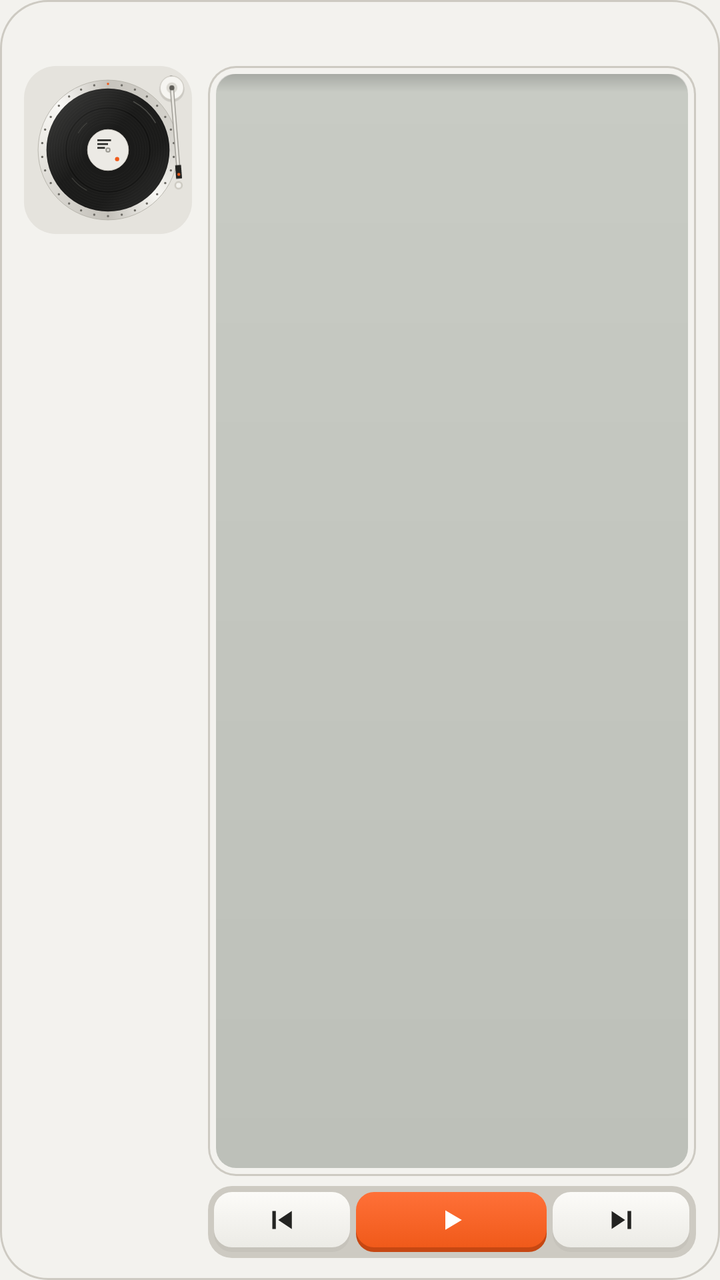
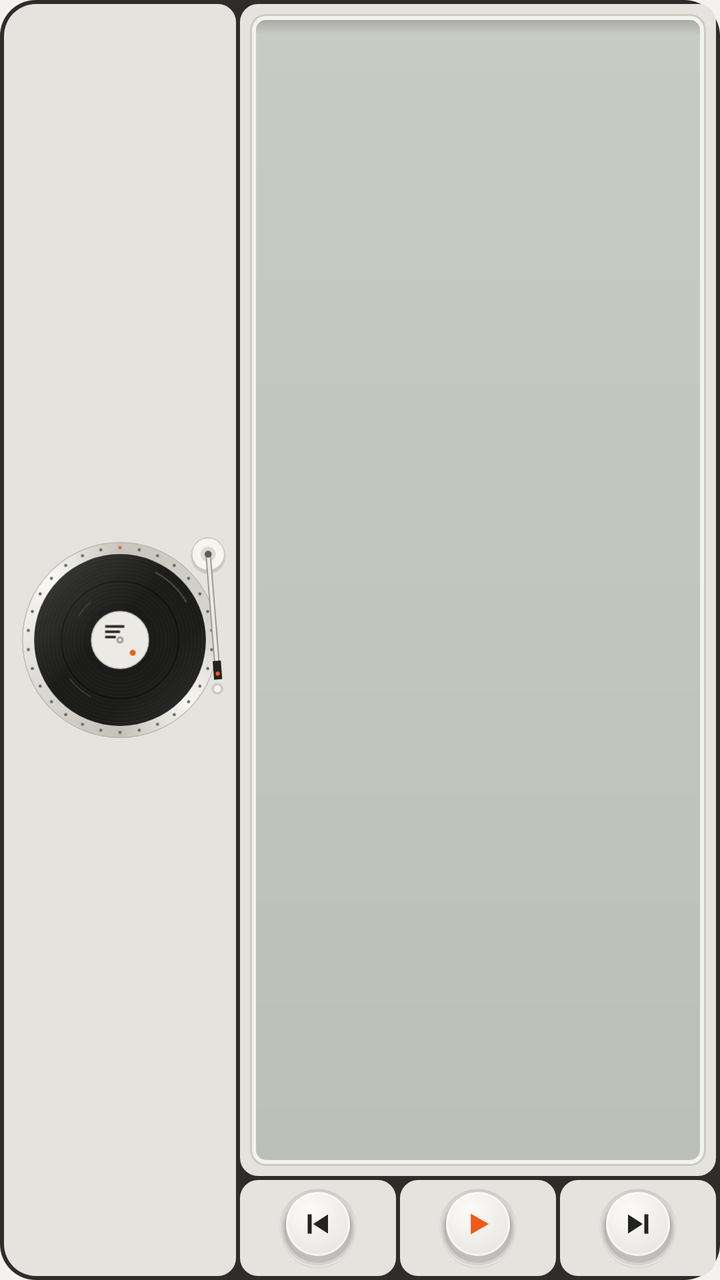

An Android layout rendered at two revisions. The XML below is the earlier revision; the diff shows what the commit changed to produce the second picture.
<!-- AndroidManifest.xml: application theme Theme.Klang -->
<!-- res/layout/widget_klang_paused.xml -->
<?xml version="1.0" encoding="utf-8"?>
<LinearLayout xmlns:android="http://schemas.android.com/apk/res/android"
    android:id="@+id/w_root"
    android:layout_width="match_parent"
    android:layout_height="match_parent"
    android:background="@drawable/w_bg_studio"
    android:orientation="vertical"
    android:paddingStart="12dp"
    android:paddingTop="9dp"
    android:paddingEnd="12dp"
    android:paddingBottom="11dp">

    <ImageView
        android:id="@+id/w_head"
        android:layout_width="match_parent"
        android:layout_height="18dp"
        android:scaleType="fitStart"
        android:contentDescription="Klang turntable" />

    <LinearLayout
        android:layout_width="match_parent"
        android:layout_height="0dp"
        android:layout_marginTop="6dp"
        android:layout_weight="1"
        android:orientation="horizontal">

        <FrameLayout
            android:id="@+id/w_deck"
            android:layout_width="84dp"
            android:layout_height="84dp"
            android:background="@drawable/w_tile_studio">
            <ImageView android:layout_width="match_parent" android:layout_height="match_parent" android:scaleType="fitCenter" android:importantForAccessibility="no" android:padding="4dp" android:src="@drawable/w_disc_r00"/>
            <ImageView android:layout_width="match_parent" android:layout_height="match_parent" android:scaleType="fitCenter" android:importantForAccessibility="no" android:padding="4dp" android:src="@drawable/w_disc_light"/>
            <ImageView android:layout_width="match_parent" android:layout_height="match_parent" android:scaleType="fitCenter" android:importantForAccessibility="no" android:src="@drawable/w_arm_rest"/>
            <ImageView android:layout_width="match_parent" android:layout_height="match_parent" android:scaleType="fitCenter" android:importantForAccessibility="no" android:src="@drawable/w_arm_off"/>
        </FrameLayout>

        <LinearLayout
            android:layout_width="0dp"
            android:layout_height="match_parent"
            android:layout_marginStart="8dp"
            android:layout_weight="1"
            android:orientation="vertical">

            <FrameLayout
                android:id="@+id/w_info"
                android:layout_width="match_parent"
                android:layout_height="0dp"
                android:layout_weight="1"
                android:background="@drawable/w_lcd_studio"
                android:paddingStart="14dp"
                android:paddingTop="5dp"
                android:paddingEnd="12dp"
                android:paddingBottom="5dp">
                <ImageView
                    android:id="@+id/w_text"
                    android:layout_width="match_parent"
                    android:layout_height="match_parent"
                    android:scaleType="fitStart" />
            </FrameLayout>

            <LinearLayout
                android:id="@+id/w_track"
                android:layout_width="match_parent"
                android:layout_height="36dp"
                android:layout_marginTop="5dp"
                android:background="@drawable/w_track_studio"
                android:orientation="horizontal"
                android:padding="3dp">
                <ImageView android:id="@+id/w_prev" android:layout_width="0dp" android:layout_height="match_parent" android:layout_weight="1"
                    android:background="@drawable/w_key_studio" android:contentDescription="Previous" android:paddingBottom="2dp" android:scaleType="center" android:src="@drawable/w_ic_prev" />
                <ImageView android:id="@+id/w_play" android:layout_width="0dp" android:layout_height="match_parent" android:layout_weight="1.4"
                    android:layout_marginStart="3dp" android:layout_marginEnd="3dp"
                    android:background="@drawable/w_key_orange" android:contentDescription="Play" android:paddingBottom="2dp" android:scaleType="center"
                    android:src="@drawable/w_ic_play_white" />
                <ImageView android:id="@+id/w_next" android:layout_width="0dp" android:layout_height="match_parent" android:layout_weight="1"
                    android:background="@drawable/w_key_studio" android:contentDescription="Next" android:paddingBottom="2dp" android:scaleType="center" android:src="@drawable/w_ic_next" />
            </LinearLayout>
        </LinearLayout>
    </LinearLayout>
</LinearLayout>
<!-- resources referenced by this layout -->
<resources>
  <!-- drawable w_bg_studio (drawable) -->
  <layer-list xmlns:android="http://schemas.android.com/apk/res/android">
  <item><shape><corners android:radius="24dp"/><solid android:color="#CDCAC2"/></shape></item>
  <item android:left="1dp" android:top="1dp" android:right="1dp" android:bottom="1dp"><shape><corners android:radius="23dp"/><solid android:color="#F3F2EE"/></shape></item>
  </layer-list>
  <!-- drawable w_ic_next (drawable) -->
  <vector xmlns:android="http://schemas.android.com/apk/res/android" android:width="18dp" android:height="18dp" android:viewportWidth="24" android:viewportHeight="24">
  <path android:pathData="M16.1,6 h2.4 v12 h-2.4 z M5.5,6 L14.5,12 L5.5,18 Z" android:fillColor="#232321"/>
  </vector>
  <!-- drawable w_ic_play_white (drawable) -->
  <vector xmlns:android="http://schemas.android.com/apk/res/android" android:width="18dp" android:height="18dp" android:viewportWidth="24" android:viewportHeight="24">
  <path android:pathData="M8,5.5 L19,12 L8,18.5 Z" android:fillColor="#FFFFFF"/>
  </vector>
  <!-- drawable w_ic_prev (drawable) -->
  <vector xmlns:android="http://schemas.android.com/apk/res/android" android:width="18dp" android:height="18dp" android:viewportWidth="24" android:viewportHeight="24">
  <path android:pathData="M5.5,6 h2.4 v12 h-2.4 z M18.5,6 L9.5,12 L18.5,18 Z" android:fillColor="#232321"/>
  </vector>
  <!-- drawable w_key_orange (drawable) -->
  <selector xmlns:android="http://schemas.android.com/apk/res/android">
  <item android:state_pressed="true"><layer-list xmlns:android="http://schemas.android.com/apk/res/android">
  <item android:top="3dp"><shape><corners android:radius="9dp"/><solid android:color="#C64712"/></shape></item>
  <item android:top="1.5dp" android:bottom="2.5dp"><shape><corners android:radius="9dp"/><gradient android:angle="270" android:startColor="#FF7038" android:endColor="#F05A1A"/></shape></item>
  </layer-list></item>
  <item><layer-list xmlns:android="http://schemas.android.com/apk/res/android">
  <item android:top="3dp"><shape><corners android:radius="9dp"/><solid android:color="#C64712"/></shape></item>
  <item android:top="0dp" android:bottom="2.5dp"><shape><corners android:radius="9dp"/><gradient android:angle="270" android:startColor="#FF7038" android:endColor="#F05A1A"/></shape></item>
  </layer-list></item>
  </selector>
  <!-- drawable w_key_studio (drawable) -->
  <selector xmlns:android="http://schemas.android.com/apk/res/android">
  <item android:state_pressed="true"><layer-list xmlns:android="http://schemas.android.com/apk/res/android">
  <item android:top="3dp"><shape><corners android:radius="9dp"/><solid android:color="#C6C3BB"/></shape></item>
  <item android:top="1.5dp" android:bottom="2.5dp"><shape><corners android:radius="9dp"/><gradient android:angle="270" android:startColor="#FCFBF8" android:endColor="#ECEBE6"/></shape></item>
  </layer-list></item>
  <item><layer-list xmlns:android="http://schemas.android.com/apk/res/android">
  <item android:top="3dp"><shape><corners android:radius="9dp"/><solid android:color="#C6C3BB"/></shape></item>
  <item android:top="0dp" android:bottom="2.5dp"><shape><corners android:radius="9dp"/><gradient android:angle="270" android:startColor="#FCFBF8" android:endColor="#ECEBE6"/></shape></item>
  </layer-list></item>
  </selector>
  <!-- drawable w_lcd_studio (drawable) -->
  <layer-list xmlns:android="http://schemas.android.com/apk/res/android">
  <item><shape><corners android:radius="14dp"/><solid android:color="#CDCAC2"/></shape></item>
  <item android:left="1dp" android:top="1dp" android:right="1dp" android:bottom="1dp"><shape><corners android:radius="13dp"/><solid android:color="#F3F2EE"/></shape></item>
  <item android:left="4dp" android:top="4dp" android:right="4dp" android:bottom="4dp"><shape><corners android:radius="10dp"/><gradient android:angle="270" android:startColor="#C8CBC4" android:endColor="#BDC0B9"/></shape></item>
  <item android:left="4dp" android:top="4dp" android:right="4dp" android:height="9dp" android:gravity="top|fill_horizontal"><shape><corners android:topLeftRadius="10dp" android:topRightRadius="10dp"/><gradient android:angle="270" android:startColor="#29000000" android:endColor="#00000000"/></shape></item>
  </layer-list>
  <!-- drawable w_tile_studio (drawable) -->
  <shape xmlns:android="http://schemas.android.com/apk/res/android"><corners android:radius="16dp"/><solid android:color="#E5E3DD"/></shape>
  <!-- drawable w_track_studio (drawable) -->
  <shape xmlns:android="http://schemas.android.com/apk/res/android"><corners android:radius="12dp"/><solid android:color="#CDCAC2"/></shape>
  <!-- unchanged entries left out for length: 7 -->
</resources>

<!-- the commit's change to res/layout/widget_klang_paused.xml (unified diff, before → after) -->
@@ -4,53 +4,42 @@
     android:layout_width="match_parent"
     android:layout_height="match_parent"
     android:background="@drawable/w_bg_studio"
-    android:orientation="vertical"
-    android:paddingStart="12dp"
-    android:paddingTop="9dp"
-    android:paddingEnd="12dp"
-    android:paddingBottom="11dp">
+    android:orientation="horizontal"
+    android:padding="2dp">
 
-    <ImageView
-        android:id="@+id/w_head"
-        android:layout_width="match_parent"
-        android:layout_height="18dp"
-        android:scaleType="fitStart"
-        android:contentDescription="Klang turntable" />
+    <FrameLayout
+        android:id="@+id/w_deck"
+        android:layout_width="116dp"
+        android:layout_height="match_parent"
+        android:background="@drawable/w_cell_studio_tl">
+            <ImageView android:layout_width="match_parent" android:layout_height="match_parent" android:scaleType="fitCenter" android:importantForAccessibility="no" android:padding="5dp" android:src="@drawable/w_disc_r00"/>
+        <ImageView android:layout_width="match_parent" android:layout_height="match_parent" android:scaleType="fitCenter" android:importantForAccessibility="no" android:padding="5dp" android:src="@drawable/w_disc_light"/>
+        <ImageView android:layout_width="match_parent" android:layout_height="match_parent" android:scaleType="fitCenter" android:importantForAccessibility="no" android:src="@drawable/w_arm_rest"/>
+        <ImageView android:layout_width="match_parent" android:layout_height="match_parent" android:scaleType="fitCenter" android:importantForAccessibility="no" android:src="@drawable/w_arm_off"/>
+    </FrameLayout>
 
     <LinearLayout
-        android:layout_width="match_parent"
-        android:layout_height="0dp"
-        android:layout_marginTop="6dp"
+        android:layout_width="0dp"
+        android:layout_height="match_parent"
+        android:layout_marginStart="2dp"
         android:layout_weight="1"
-        android:orientation="horizontal">
+        android:orientation="vertical">
 
         <FrameLayout
-            android:id="@+id/w_deck"
-            android:layout_width="84dp"
-            android:layout_height="84dp"
-            android:background="@drawable/w_tile_studio">
-            <ImageView android:layout_width="match_parent" android:layout_height="match_parent" android:scaleType="fitCenter" android:importantForAccessibility="no" android:padding="4dp" android:src="@drawable/w_disc_r00"/>
-            <ImageView android:layout_width="match_parent" android:layout_height="match_parent" android:scaleType="fitCenter" android:importantForAccessibility="no" android:padding="4dp" android:src="@drawable/w_disc_light"/>
-            <ImageView android:layout_width="match_parent" android:layout_height="match_parent" android:scaleType="fitCenter" android:importantForAccessibility="no" android:src="@drawable/w_arm_rest"/>
-            <ImageView android:layout_width="match_parent" android:layout_height="match_parent" android:scaleType="fitCenter" android:importantForAccessibility="no" android:src="@drawable/w_arm_off"/>
-        </FrameLayout>
-
-        <LinearLayout
-            android:layout_width="0dp"
-            android:layout_height="match_parent"
-            android:layout_marginStart="8dp"
+            android:id="@+id/w_lcdcell"
+            android:layout_width="match_parent"
+            android:layout_height="0dp"
             android:layout_weight="1"
-            android:orientation="vertical">
-
+            android:background="@drawable/w_cell_studio"
+            android:padding="5dp">
             <FrameLayout
                 android:id="@+id/w_info"
                 android:layout_width="match_parent"
-                android:layout_height="0dp"
-                android:layout_weight="1"
+                android:layout_height="match_parent"
                 android:background="@drawable/w_lcd_studio"
-                android:paddingStart="14dp"
+                android:paddingStart="10dp"
                 android:paddingTop="5dp"
-                android:paddingEnd="12dp"
+                android:paddingEnd="8dp"
                 android:paddingBottom="5dp">
                 <ImageView
                     android:id="@+id/w_text"
@@ -58,24 +47,20 @@
                     android:layout_height="match_parent"
                     android:scaleType="fitStart" />
             </FrameLayout>
+        </FrameLayout>
 
-            <LinearLayout
-                android:id="@+id/w_track"
-                android:layout_width="match_parent"
-                android:layout_height="36dp"
-                android:layout_marginTop="5dp"
-                android:background="@drawable/w_track_studio"
-                android:orientation="horizontal"
-                android:padding="3dp">
-                <ImageView android:id="@+id/w_prev" android:layout_width="0dp" android:layout_height="match_parent" android:layout_weight="1"
-                    android:background="@drawable/w_key_studio" android:contentDescription="Previous" android:paddingBottom="2dp" android:scaleType="center" android:src="@drawable/w_ic_prev" />
-                <ImageView android:id="@+id/w_play" android:layout_width="0dp" android:layout_height="match_parent" android:layout_weight="1.4"
-                    android:layout_marginStart="3dp" android:layout_marginEnd="3dp"
-                    android:background="@drawable/w_key_orange" android:contentDescription="Play" android:paddingBottom="2dp" android:scaleType="center"
-                    android:src="@drawable/w_ic_play_white" />
-                <ImageView android:id="@+id/w_next" android:layout_width="0dp" android:layout_height="match_parent" android:layout_weight="1"
-                    android:background="@drawable/w_key_studio" android:contentDescription="Next" android:paddingBottom="2dp" android:scaleType="center" android:src="@drawable/w_ic_next" />
-            </LinearLayout>
+        <LinearLayout
+            android:id="@+id/w_keys"
+            android:layout_width="match_parent"
+            android:layout_height="48dp"
+            android:layout_marginTop="2dp"
+            android:orientation="horizontal">
+                <ImageView android:id="@+id/w_prev" android:layout_width="0dp" android:layout_height="match_parent" android:layout_weight="1" 
+                    android:background="@drawable/w_cell_studio" android:contentDescription="Previous" android:scaleType="center" android:src="@drawable/w_cap_prev_light" />
+                <ImageView android:id="@+id/w_play" android:layout_width="0dp" android:layout_height="match_parent" android:layout_weight="1" android:layout_marginStart="2dp" android:layout_marginEnd="2dp"
+                    android:background="@drawable/w_cell_studio" android:contentDescription="Play" android:scaleType="center" android:src="@drawable/w_cap_play_light" />
+                <ImageView android:id="@+id/w_next" android:layout_width="0dp" android:layout_height="match_parent" android:layout_weight="1" 
+                    android:background="@drawable/w_cell_studio" android:contentDescription="Next" android:scaleType="center" android:src="@drawable/w_cap_next_light" />
         </LinearLayout>
     </LinearLayout>
 </LinearLayout>
<!-- resource entries referenced after the edit -->
@@ -1,55 +1,99 @@
 <!-- resources referenced by this layout -->
 <resources>
   <!-- drawable w_bg_studio (drawable) -->
-  <layer-list xmlns:android="http://schemas.android.com/apk/res/android">
-  <item><shape><corners android:radius="24dp"/><solid android:color="#CDCAC2"/></shape></item>
-  <item android:left="1dp" android:top="1dp" android:right="1dp" android:bottom="1dp"><shape><corners android:radius="23dp"/><solid android:color="#F3F2EE"/></shape></item>
-  </layer-list>
-  <!-- drawable w_ic_next (drawable) -->
-  <vector xmlns:android="http://schemas.android.com/apk/res/android" android:width="18dp" android:height="18dp" android:viewportWidth="24" android:viewportHeight="24">
-  <path android:pathData="M16.1,6 h2.4 v12 h-2.4 z M5.5,6 L14.5,12 L5.5,18 Z" android:fillColor="#232321"/>
-  </vector>
-  <!-- drawable w_ic_play_white (drawable) -->
-  <vector xmlns:android="http://schemas.android.com/apk/res/android" android:width="18dp" android:height="18dp" android:viewportWidth="24" android:viewportHeight="24">
-  <path android:pathData="M8,5.5 L19,12 L8,18.5 Z" android:fillColor="#FFFFFF"/>
-  </vector>
-  <!-- drawable w_ic_prev (drawable) -->
-  <vector xmlns:android="http://schemas.android.com/apk/res/android" android:width="18dp" android:height="18dp" android:viewportWidth="24" android:viewportHeight="24">
-  <path android:pathData="M5.5,6 h2.4 v12 h-2.4 z M18.5,6 L9.5,12 L18.5,18 Z" android:fillColor="#232321"/>
-  </vector>
-  <!-- drawable w_key_orange (drawable) -->
+  <shape xmlns:android="http://schemas.android.com/apk/res/android"><corners android:radius="18dp"/><solid android:color="#2E2D2A"/></shape>
+  <!-- drawable w_cap_next_light (drawable) -->
   <selector xmlns:android="http://schemas.android.com/apk/res/android">
-  <item android:state_pressed="true"><layer-list xmlns:android="http://schemas.android.com/apk/res/android">
-  <item android:top="3dp"><shape><corners android:radius="9dp"/><solid android:color="#C64712"/></shape></item>
-  <item android:top="1.5dp" android:bottom="2.5dp"><shape><corners android:radius="9dp"/><gradient android:angle="270" android:startColor="#FF7038" android:endColor="#F05A1A"/></shape></item>
-  </layer-list></item>
-  <item><layer-list xmlns:android="http://schemas.android.com/apk/res/android">
-  <item android:top="3dp"><shape><corners android:radius="9dp"/><solid android:color="#C64712"/></shape></item>
-  <item android:top="0dp" android:bottom="2.5dp"><shape><corners android:radius="9dp"/><gradient android:angle="270" android:startColor="#FF7038" android:endColor="#F05A1A"/></shape></item>
-  </layer-list></item>
+  <item android:state_pressed="true" android:drawable="@drawable/w_cap_next_light_p"/>
+  <item android:drawable="@drawable/w_cap_next_light_n"/>
   </selector>
-  <!-- drawable w_key_studio (drawable) -->
+  <!-- drawable w_cap_play_light (drawable) -->
   <selector xmlns:android="http://schemas.android.com/apk/res/android">
-  <item android:state_pressed="true"><layer-list xmlns:android="http://schemas.android.com/apk/res/android">
-  <item android:top="3dp"><shape><corners android:radius="9dp"/><solid android:color="#C6C3BB"/></shape></item>
-  <item android:top="1.5dp" android:bottom="2.5dp"><shape><corners android:radius="9dp"/><gradient android:angle="270" android:startColor="#FCFBF8" android:endColor="#ECEBE6"/></shape></item>
-  </layer-list></item>
-  <item><layer-list xmlns:android="http://schemas.android.com/apk/res/android">
-  <item android:top="3dp"><shape><corners android:radius="9dp"/><solid android:color="#C6C3BB"/></shape></item>
-  <item android:top="0dp" android:bottom="2.5dp"><shape><corners android:radius="9dp"/><gradient android:angle="270" android:startColor="#FCFBF8" android:endColor="#ECEBE6"/></shape></item>
-  </layer-list></item>
+  <item android:state_pressed="true" android:drawable="@drawable/w_cap_play_light_p"/>
+  <item android:drawable="@drawable/w_cap_play_light_n"/>
   </selector>
+  <!-- drawable w_cap_prev_light (drawable) -->
+  <selector xmlns:android="http://schemas.android.com/apk/res/android">
+  <item android:state_pressed="true" android:drawable="@drawable/w_cap_prev_light_p"/>
+  <item android:drawable="@drawable/w_cap_prev_light_n"/>
+  </selector>
+  <!-- drawable w_cell_studio (drawable) -->
+  <shape xmlns:android="http://schemas.android.com/apk/res/android"><corners android:radius="9dp"/><solid android:color="#E5E3DD"/></shape>
+  <!-- drawable w_cell_studio_tl (drawable) -->
+  <shape xmlns:android="http://schemas.android.com/apk/res/android"><corners android:topLeftRadius="16dp" android:bottomLeftRadius="16dp" android:topRightRadius="9dp" android:bottomRightRadius="9dp"/><solid android:color="#E5E3DD"/></shape>
   <!-- drawable w_lcd_studio (drawable) -->
   <layer-list xmlns:android="http://schemas.android.com/apk/res/android">
-  <item><shape><corners android:radius="14dp"/><solid android:color="#CDCAC2"/></shape></item>
-  <item android:left="1dp" android:top="1dp" android:right="1dp" android:bottom="1dp"><shape><corners android:radius="13dp"/><solid android:color="#F3F2EE"/></shape></item>
-  <item android:left="4dp" android:top="4dp" android:right="4dp" android:bottom="4dp"><shape><corners android:radius="10dp"/><gradient android:angle="270" android:startColor="#C8CBC4" android:endColor="#BDC0B9"/></shape></item>
-  <item android:left="4dp" android:top="4dp" android:right="4dp" android:height="9dp" android:gravity="top|fill_horizontal"><shape><corners android:topLeftRadius="10dp" android:topRightRadius="10dp"/><gradient android:angle="270" android:startColor="#29000000" android:endColor="#00000000"/></shape></item>
+  <item><shape><corners android:radius="8dp"/><solid android:color="#CDCAC2"/></shape></item>
+  <item android:left="1dp" android:top="1dp" android:right="1dp" android:bottom="1dp"><shape><corners android:radius="7dp"/><solid android:color="#F3F2EE"/></shape></item>
+  <item android:left="3dp" android:top="3dp" android:right="3dp" android:bottom="3dp"><shape><corners android:radius="5dp"/><gradient android:angle="270" android:startColor="#C8CBC4" android:endColor="#BDC0B9"/></shape></item>
+  <item android:left="3dp" android:top="3dp" android:right="3dp" android:height="7dp" android:gravity="top|fill_horizontal"><shape><corners android:topLeftRadius="5dp" android:topRightRadius="5dp"/><gradient android:angle="270" android:startColor="#29000000" android:endColor="#00000000"/></shape></item>
   </layer-list>
-  <!-- drawable w_tile_studio (drawable) -->
-  <shape xmlns:android="http://schemas.android.com/apk/res/android"><corners android:radius="16dp"/><solid android:color="#E5E3DD"/></shape>
-  <!-- drawable w_track_studio (drawable) -->
-  <shape xmlns:android="http://schemas.android.com/apk/res/android"><corners android:radius="12dp"/><solid android:color="#CDCAC2"/></shape>
+  <!-- drawable w_cap_next_light_p (drawable) -->
+  <vector xmlns:android="http://schemas.android.com/apk/res/android" xmlns:aapt="http://schemas.android.com/aapt" android:width="44dp" android:height="44dp" android:viewportWidth="44" android:viewportHeight="44">
+  <path android:pathData="M2.50,22.00 a19.5,19.5 0 1,1 39.0,0 a19.5,19.5 0 1,1 -39.0,0"><aapt:attr name="android:fillColor"><gradient android:type="linear" android:startX="22" android:startY="2" android:endX="22" android:endY="42"><item android:offset="0" android:color="#1A000000"/><item android:offset="1" android:color="#80FFFFFF"/></gradient></aapt:attr></path>
+  <path android:pathData="M3.30,23.10 a18.7,18.7 0 1,1 37.4,0 a18.7,18.7 0 1,1 -37.4,0" android:fillColor="#0C000000"/>
+  <path android:pathData="M4.20,22.60 a17.8,17.8 0 1,1 35.6,0 a17.8,17.8 0 1,1 -35.6,0" android:fillColor="#12000000"/>
+  <path android:pathData="M5.10,22.10 a16.9,16.9 0 1,1 33.8,0 a16.9,16.9 0 1,1 -33.8,0" android:fillColor="#18000000"/>
+  <path android:pathData="M6.00,22.10 a16,16 0 1,1 32,0 a16,16 0 1,1 -32,0" android:fillColor="#C2BFB7"/>
+  <path android:pathData="M6.00,21.00 a16,16 0 1,1 32,0 a16,16 0 1,1 -32,0"><aapt:attr name="android:fillColor"><gradient android:type="radial" android:centerX="18" android:centerY="14.0" android:gradientRadius="24"><item android:offset="0" android:color="#FCFBF8"/><item android:offset="1" android:color="#E8E7E2"/></gradient></aapt:attr></path>
+  <path android:pathData="M6.60,21.00 a15.4,15.4 0 1,1 30.8,0 a15.4,15.4 0 1,1 -30.8,0" android:strokeColor="#B3FFFFFF" android:strokeWidth="0.8"/>
+  <path android:pathData="M25.20,16.20 h2 v9.6 h-2 z M17.00,16.20 L24.40,21.00 L17.00,25.80 Z" android:fillColor="#232321"/>
+  </vector>
+  <!-- drawable w_cap_next_light_n (drawable) -->
+  <vector xmlns:android="http://schemas.android.com/apk/res/android" xmlns:aapt="http://schemas.android.com/aapt" android:width="44dp" android:height="44dp" android:viewportWidth="44" android:viewportHeight="44">
+  <path android:pathData="M2.50,22.00 a19.5,19.5 0 1,1 39.0,0 a19.5,19.5 0 1,1 -39.0,0"><aapt:attr name="android:fillColor"><gradient android:type="linear" android:startX="22" android:startY="2" android:endX="22" android:endY="42"><item android:offset="0" android:color="#1A000000"/><item android:offset="1" android:color="#80FFFFFF"/></gradient></aapt:attr></path>
+  <path android:pathData="M3.30,23.50 a18.7,18.7 0 1,1 37.4,0 a18.7,18.7 0 1,1 -37.4,0" android:fillColor="#0C000000"/>
+  <path android:pathData="M4.20,23.00 a17.8,17.8 0 1,1 35.6,0 a17.8,17.8 0 1,1 -35.6,0" android:fillColor="#12000000"/>
+  <path android:pathData="M5.10,22.50 a16.9,16.9 0 1,1 33.8,0 a16.9,16.9 0 1,1 -33.8,0" android:fillColor="#18000000"/>
+  <path android:pathData="M6.00,21.10 a16,16 0 1,1 32,0 a16,16 0 1,1 -32,0" android:fillColor="#C2BFB7"/>
+  <path android:pathData="M6.00,20.00 a16,16 0 1,1 32,0 a16,16 0 1,1 -32,0"><aapt:attr name="android:fillColor"><gradient android:type="radial" android:centerX="18" android:centerY="13.0" android:gradientRadius="24"><item android:offset="0" android:color="#FCFBF8"/><item android:offset="1" android:color="#E8E7E2"/></gradient></aapt:attr></path>
+  <path android:pathData="M6.60,20.00 a15.4,15.4 0 1,1 30.8,0 a15.4,15.4 0 1,1 -30.8,0" android:strokeColor="#B3FFFFFF" android:strokeWidth="0.8"/>
+  <path android:pathData="M25.20,15.20 h2 v9.6 h-2 z M17.00,15.20 L24.40,20.00 L17.00,24.80 Z" android:fillColor="#232321"/>
+  </vector>
+  <!-- drawable w_cap_play_light_p (drawable) -->
+  <vector xmlns:android="http://schemas.android.com/apk/res/android" xmlns:aapt="http://schemas.android.com/aapt" android:width="44dp" android:height="44dp" android:viewportWidth="44" android:viewportHeight="44">
+  <path android:pathData="M2.50,22.00 a19.5,19.5 0 1,1 39.0,0 a19.5,19.5 0 1,1 -39.0,0"><aapt:attr name="android:fillColor"><gradient android:type="linear" android:startX="22" android:startY="2" android:endX="22" android:endY="42"><item android:offset="0" android:color="#1A000000"/><item android:offset="1" android:color="#80FFFFFF"/></gradient></aapt:attr></path>
+  <path android:pathData="M3.30,23.10 a18.7,18.7 0 1,1 37.4,0 a18.7,18.7 0 1,1 -37.4,0" android:fillColor="#0C000000"/>
+  <path android:pathData="M4.20,22.60 a17.8,17.8 0 1,1 35.6,0 a17.8,17.8 0 1,1 -35.6,0" android:fillColor="#12000000"/>
+  <path android:pathData="M5.10,22.10 a16.9,16.9 0 1,1 33.8,0 a16.9,16.9 0 1,1 -33.8,0" android:fillColor="#18000000"/>
+  <path android:pathData="M6.00,22.10 a16,16 0 1,1 32,0 a16,16 0 1,1 -32,0" android:fillColor="#C2BFB7"/>
+  <path android:pathData="M6.00,21.00 a16,16 0 1,1 32,0 a16,16 0 1,1 -32,0"><aapt:attr name="android:fillColor"><gradient android:type="radial" android:centerX="18" android:centerY="14.0" android:gradientRadius="24"><item android:offset="0" android:color="#FCFBF8"/><item android:offset="1" android:color="#E8E7E2"/></gradient></aapt:attr></path>
+  <path android:pathData="M6.60,21.00 a15.4,15.4 0 1,1 30.8,0 a15.4,15.4 0 1,1 -30.8,0" android:strokeColor="#B3FFFFFF" android:strokeWidth="0.8"/>
+  <path android:pathData="M18.40,15.80 L27.40,21.00 L18.40,26.20 Z" android:fillColor="#F05A1A"/>
+  </vector>
+  <!-- drawable w_cap_play_light_n (drawable) -->
+  <vector xmlns:android="http://schemas.android.com/apk/res/android" xmlns:aapt="http://schemas.android.com/aapt" android:width="44dp" android:height="44dp" android:viewportWidth="44" android:viewportHeight="44">
+  <path android:pathData="M2.50,22.00 a19.5,19.5 0 1,1 39.0,0 a19.5,19.5 0 1,1 -39.0,0"><aapt:attr name="android:fillColor"><gradient android:type="linear" android:startX="22" android:startY="2" android:endX="22" android:endY="42"><item android:offset="0" android:color="#1A000000"/><item android:offset="1" android:color="#80FFFFFF"/></gradient></aapt:attr></path>
+  <path android:pathData="M3.30,23.50 a18.7,18.7 0 1,1 37.4,0 a18.7,18.7 0 1,1 -37.4,0" android:fillColor="#0C000000"/>
+  <path android:pathData="M4.20,23.00 a17.8,17.8 0 1,1 35.6,0 a17.8,17.8 0 1,1 -35.6,0" android:fillColor="#12000000"/>
+  <path android:pathData="M5.10,22.50 a16.9,16.9 0 1,1 33.8,0 a16.9,16.9 0 1,1 -33.8,0" android:fillColor="#18000000"/>
+  <path android:pathData="M6.00,21.10 a16,16 0 1,1 32,0 a16,16 0 1,1 -32,0" android:fillColor="#C2BFB7"/>
+  <path android:pathData="M6.00,20.00 a16,16 0 1,1 32,0 a16,16 0 1,1 -32,0"><aapt:attr name="android:fillColor"><gradient android:type="radial" android:centerX="18" android:centerY="13.0" android:gradientRadius="24"><item android:offset="0" android:color="#FCFBF8"/><item android:offset="1" android:color="#E8E7E2"/></gradient></aapt:attr></path>
+  <path android:pathData="M6.60,20.00 a15.4,15.4 0 1,1 30.8,0 a15.4,15.4 0 1,1 -30.8,0" android:strokeColor="#B3FFFFFF" android:strokeWidth="0.8"/>
+  <path android:pathData="M18.40,14.80 L27.40,20.00 L18.40,25.20 Z" android:fillColor="#F05A1A"/>
+  </vector>
+  <!-- drawable w_cap_prev_light_p (drawable) -->
+  <vector xmlns:android="http://schemas.android.com/apk/res/android" xmlns:aapt="http://schemas.android.com/aapt" android:width="44dp" android:height="44dp" android:viewportWidth="44" android:viewportHeight="44">
+  <path android:pathData="M2.50,22.00 a19.5,19.5 0 1,1 39.0,0 a19.5,19.5 0 1,1 -39.0,0"><aapt:attr name="android:fillColor"><gradient android:type="linear" android:startX="22" android:startY="2" android:endX="22" android:endY="42"><item android:offset="0" android:color="#1A000000"/><item android:offset="1" android:color="#80FFFFFF"/></gradient></aapt:attr></path>
+  <path android:pathData="M3.30,23.10 a18.7,18.7 0 1,1 37.4,0 a18.7,18.7 0 1,1 -37.4,0" android:fillColor="#0C000000"/>
+  <path android:pathData="M4.20,22.60 a17.8,17.8 0 1,1 35.6,0 a17.8,17.8 0 1,1 -35.6,0" android:fillColor="#12000000"/>
+  <path android:pathData="M5.10,22.10 a16.9,16.9 0 1,1 33.8,0 a16.9,16.9 0 1,1 -33.8,0" android:fillColor="#18000000"/>
+  <path android:pathData="M6.00,22.10 a16,16 0 1,1 32,0 a16,16 0 1,1 -32,0" android:fillColor="#C2BFB7"/>
+  <path android:pathData="M6.00,21.00 a16,16 0 1,1 32,0 a16,16 0 1,1 -32,0"><aapt:attr name="android:fillColor"><gradient android:type="radial" android:centerX="18" android:centerY="14.0" android:gradientRadius="24"><item android:offset="0" android:color="#FCFBF8"/><item android:offset="1" android:color="#E8E7E2"/></gradient></aapt:attr></path>
+  <path android:pathData="M6.60,21.00 a15.4,15.4 0 1,1 30.8,0 a15.4,15.4 0 1,1 -30.8,0" android:strokeColor="#B3FFFFFF" android:strokeWidth="0.8"/>
+  <path android:pathData="M16.80,16.20 h2 v9.6 h-2 z M27.00,16.20 L19.60,21.00 L27.00,25.80 Z" android:fillColor="#232321"/>
+  </vector>
+  <!-- drawable w_cap_prev_light_n (drawable) -->
+  <vector xmlns:android="http://schemas.android.com/apk/res/android" xmlns:aapt="http://schemas.android.com/aapt" android:width="44dp" android:height="44dp" android:viewportWidth="44" android:viewportHeight="44">
+  <path android:pathData="M2.50,22.00 a19.5,19.5 0 1,1 39.0,0 a19.5,19.5 0 1,1 -39.0,0"><aapt:attr name="android:fillColor"><gradient android:type="linear" android:startX="22" android:startY="2" android:endX="22" android:endY="42"><item android:offset="0" android:color="#1A000000"/><item android:offset="1" android:color="#80FFFFFF"/></gradient></aapt:attr></path>
+  <path android:pathData="M3.30,23.50 a18.7,18.7 0 1,1 37.4,0 a18.7,18.7 0 1,1 -37.4,0" android:fillColor="#0C000000"/>
+  <path android:pathData="M4.20,23.00 a17.8,17.8 0 1,1 35.6,0 a17.8,17.8 0 1,1 -35.6,0" android:fillColor="#12000000"/>
+  <path android:pathData="M5.10,22.50 a16.9,16.9 0 1,1 33.8,0 a16.9,16.9 0 1,1 -33.8,0" android:fillColor="#18000000"/>
+  <path android:pathData="M6.00,21.10 a16,16 0 1,1 32,0 a16,16 0 1,1 -32,0" android:fillColor="#C2BFB7"/>
+  <path android:pathData="M6.00,20.00 a16,16 0 1,1 32,0 a16,16 0 1,1 -32,0"><aapt:attr name="android:fillColor"><gradient android:type="radial" android:centerX="18" android:centerY="13.0" android:gradientRadius="24"><item android:offset="0" android:color="#FCFBF8"/><item android:offset="1" android:color="#E8E7E2"/></gradient></aapt:attr></path>
+  <path android:pathData="M6.60,20.00 a15.4,15.4 0 1,1 30.8,0 a15.4,15.4 0 1,1 -30.8,0" android:strokeColor="#B3FFFFFF" android:strokeWidth="0.8"/>
+  <path android:pathData="M16.80,15.20 h2 v9.6 h-2 z M27.00,15.20 L19.60,20.00 L27.00,24.80 Z" android:fillColor="#232321"/>
+  </vector>
   <!-- unchanged entries left out for length: 7 -->
 </resources>
 
